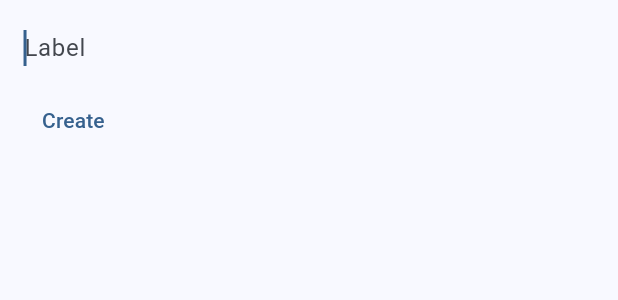
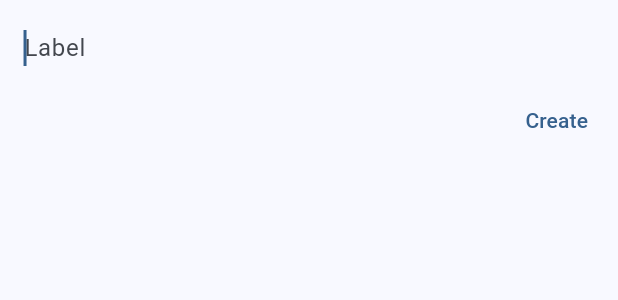
Before and after one commit to baumths/flutter_tree_view, a Flutter app: the CreateNodeView widget shown alone on an empty page, opened directly, on a phone screen of 412 x 824 dp. Shown: the top 300 px of the screen. Run offline on Flutter 3.47's test engine with Material 2 defaults, Android fonts, the light colour scheme and no system bars; our stand-ins replace flutter_riverpod.

Commit message:
demo: rename main to content

```diff
--- a/demo/lib/src/providers/tree.dart
+++ b/demo/lib/src/providers/tree.dart
@@ -12,6 +12,7 @@ final treeControllerProvider = Provider.autoDispose<TreeController<DemoNode>>(
   (ref) {
     final controller = TreeController<DemoNode>(
       root: DemoNode.root,
+      showRoot: ref.read(showRootProvider),
     );
 
     ref.listen(showRootProvider, ((_, next) => controller.showRoot = next));
@@ -23,7 +24,7 @@ final treeControllerProvider = Provider.autoDispose<TreeController<DemoNode>>(
 
 class DemoNode extends TreeNode<DemoNode> {
   static int _autoIncrementedId = 0;
-  static final root = DemoNode(id: -1, label: '/');
+  static final root = DemoNode(id: -1, label: '/', isExpanded: true);
 
   DemoNode({
     int? id,
--- /dev/null
+++ b/demo/lib/src/views/content/create_node_view.dart
@@ -0,0 +1,82 @@
+import 'package:flutter/material.dart';
+
+import '../../providers/responsive.dart' show Screen;
+
+class CreateNodeView extends StatelessWidget {
+  const CreateNodeView({super.key});
+
+  static Future<T?> show<T>(BuildContext context, Screen screen) {
+    return screen.when<Future<T?>>(
+      small: () => CreateNodeView.showBottomSheetForm<T>(context),
+      large: () => CreateNodeView.showDialogForm<T>(context),
+    );
+  }
+
+  static Future<T?> showBottomSheetForm<T>(BuildContext context) async {
+    return showModalBottomSheet<T>(
+      context: context,
+      backgroundColor: Colors.transparent,
+      builder: (context) => DecoratedBox(
+        decoration: BoxDecoration(
+          color: Theme.of(context).colorScheme.surface,
+          borderRadius: const BorderRadius.only(
+            topLeft: Radius.circular(12),
+            topRight: Radius.circular(12),
+          ),
+        ),
+        child: const CreateNodeView(),
+      ),
+    );
+  }
+
+  static Future<T?> showDialogForm<T>(BuildContext context) async {
+    return showDialog<T>(
+      context: context,
+      builder: (_) => const Dialog(
+        child: SizedBox(
+          width: 400,
+          child: Padding(
+            padding: EdgeInsets.symmetric(horizontal: 8),
+            child: CreateNodeView(),
+          ),
+        ),
+      ),
+    );
+  }
+
+  @override
+  Widget build(BuildContext context) {
+    return Padding(
+      padding: const EdgeInsets.fromLTRB(16, 8, 8, 8),
+      child: Column(
+        mainAxisSize: MainAxisSize.min,
+        crossAxisAlignment: CrossAxisAlignment.start,
+        children: [
+          const LabelInput(),
+          Align(
+            alignment: AlignmentDirectional.centerEnd,
+            child: TextButton(
+              child: const Text('Create'),
+              onPressed: () {},
+            ),
+          ),
+        ],
+      ),
+    );
+  }
+}
+
+class LabelInput extends StatelessWidget {
+  const LabelInput({super.key});
+
+  @override
+  Widget build(BuildContext context) {
+    return const TextField(
+      autofocus: true,
+      decoration: InputDecoration(
+        border: InputBorder.none,
+        hintText: 'Label',
+      ),
+    );
+  }
+}
--- a/demo/lib/src/views/main/create_node_view.dart
+++ /dev/null
@@ -1,120 +0,0 @@
-import 'package:flutter/material.dart';
-
-import '../../providers/tree.dart';
-
-class CreateNodeView extends StatelessWidget {
-  const CreateNodeView({super.key, this.parent});
-
-  final DemoNode? parent;
-
-  static Future<T?> showBottomSheetForm<T>(
-    BuildContext context, [
-    DemoNode? parent,
-  ]) async {
-    return showModalBottomSheet<T>(
-      context: context,
-      backgroundColor: Colors.transparent,
-      builder: (context) => DecoratedBox(
-        decoration: BoxDecoration(
-          color: Theme.of(context).colorScheme.surface,
-          borderRadius: const BorderRadius.only(
-            topLeft: Radius.circular(12),
-            topRight: Radius.circular(12),
-          ),
-        ),
-        child: CreateNodeView(parent: parent),
-      ),
-    );
-  }
-
-  static Future<T?> showDialogForm<T>(
-    BuildContext context, [
-    DemoNode? parent,
-  ]) async {
-    return showDialog<T>(
-      context: context,
-      builder: (_) => Dialog(
-        child: SizedBox(
-          width: 400,
-          child: Padding(
-            padding: const EdgeInsets.symmetric(horizontal: 8),
-            child: CreateNodeView(parent: parent),
-          ),
-        ),
-      ),
-    );
-  }
-
-  @override
-  Widget build(BuildContext context) {
-    final theme = Theme.of(context);
-
-    return Padding(
-      padding: const EdgeInsets.fromLTRB(16, 8, 8, 8),
-      child: Column(
-        mainAxisSize: MainAxisSize.min,
-        crossAxisAlignment: CrossAxisAlignment.start,
-        children: [
-          LabelInput(parent: parent),
-          Row(
-            crossAxisAlignment: CrossAxisAlignment.end,
-            mainAxisAlignment: MainAxisAlignment.spaceBetween,
-            children: [
-              if (parent != null) ...[
-                Flexible(
-                  child: Padding(
-                    padding: const EdgeInsets.fromLTRB(0, 8, 16, 8),
-                    child: Text(
-                      parent!.label,
-                      style: theme.textTheme.bodyMedium?.copyWith(
-                        fontStyle: FontStyle.italic,
-                      ),
-                    ),
-                  ),
-                ),
-              ],
-              SubmitButton(parent: parent),
-            ],
-          ),
-        ],
-      ),
-    );
-  }
-}
-
-class LabelInput extends StatelessWidget {
-  const LabelInput({
-    super.key,
-    this.parent,
-  });
-
-  final DemoNode? parent;
-
-  @override
-  Widget build(BuildContext context) {
-    return const TextField(
-      autofocus: true,
-      decoration: InputDecoration(
-        border: InputBorder.none,
-        hintText: 'Label',
-      ),
-    );
-  }
-}
-
-class SubmitButton extends StatelessWidget {
-  const SubmitButton({super.key, this.parent});
-
-  final DemoNode? parent;
-
-  @override
-  Widget build(BuildContext context) {
-    return TextButton(
-      onPressed: () {
-        // TODO
-        Navigator.pop(context);
-      },
-      child: const Text('Create'),
-    );
-  }
-}
```
Also changed, not shown: demo/lib/main.dart (+3 -4 lines), demo/lib/src/views/content.dart (renamed from demo/lib/src/views/main_view.dart, +5 -5 lines), demo/lib/src/views/content/view.dart (added, +90 -0 lines), demo/lib/src/views/main/empty_tree.dart (deleted, +0 -56 lines), demo/lib/src/views/content/demo_item.dart (renamed from demo/lib/src/views/main/demo_item.dart), demo/lib/src/views/content/folder_button.dart (renamed from demo/lib/src/views/main/folder_button.dart), demo/lib/src/views/content/tree_view.dart (renamed from demo/lib/src/views/main/tree_view.dart).
